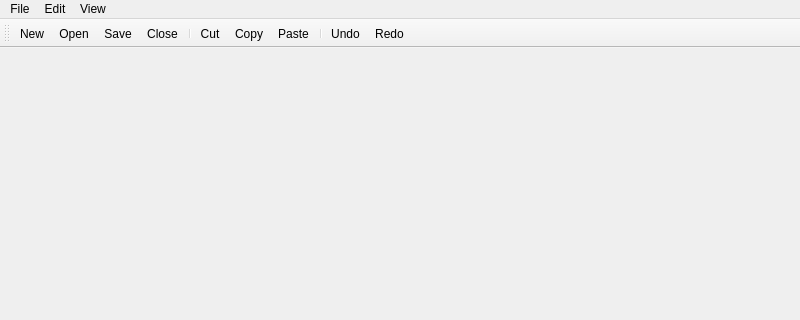
Before: the Qt Designer form forms/notepad.ui in victorbnl/notepad-sharp, drawn with Qt 5; both pictures show x 0 to 800 and y 0 to 320 of the 800 by 600 pixel window.
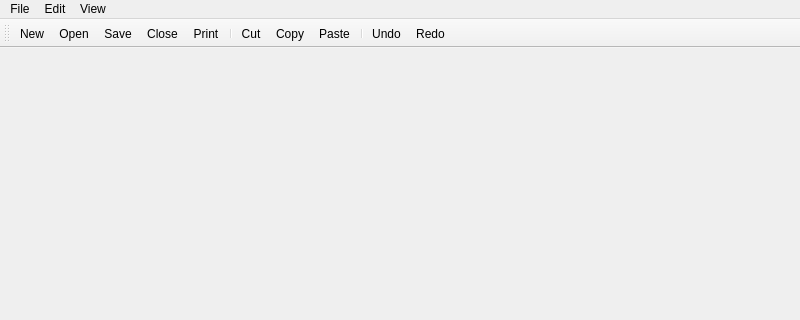
After: the same form once the commit is applied. Icons and pictures are not drawn. Custom widgets are drawn as their Qt base class.

Patch:
```diff
--- a/forms/notepad.ui
+++ b/forms/notepad.ui
@@ -97,6 +97,7 @@
    <addaction name="actionOpen"/>
    <addaction name="actionSave"/>
    <addaction name="actionClose"/>
+   <addaction name="actionPrint"/>
    <addaction name="separator"/>
    <addaction name="actionCut"/>
    <addaction name="actionCopy"/>
@@ -253,6 +254,17 @@
     <string>Ctrl+-</string>
    </property>
   </action>
+  <action name="actionPrint">
+   <property name="icon">
+    <iconset theme="document-print"/>
+   </property>
+   <property name="text">
+    <string>Print</string>
+   </property>
+   <property name="shortcut">
+    <string>Ctrl+P</string>
+   </property>
+  </action>
  </widget>
  <customwidgets>
   <customwidget>
```
Left out of the diff: 21 changed lines with no effect on the pictures.
